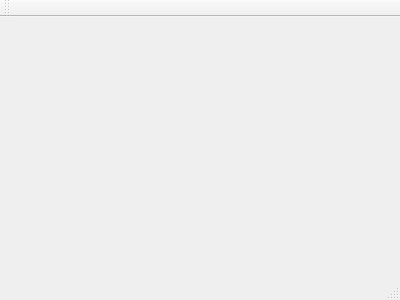
Before: the Qt Designer form platform.ui in polariszz/qtplatform, drawn with Qt 5.
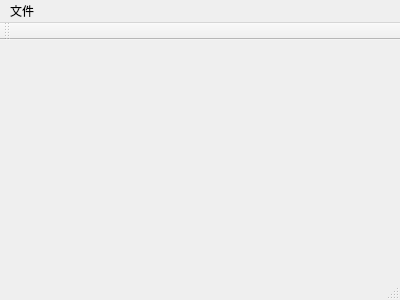
After: the same form once the commit is applied.

```diff
--- a/platform.ui
+++ b/platform.ui
@@ -23,6 +23,14 @@
      <height>23</height>
     </rect>
    </property>
+   <widget class="QMenu" name="menuFile">
+    <property name="title">
+     <string>文件</string>
+    </property>
+    <addaction name="actionNew"/>
+    <addaction name="actionOpen"/>
+   </widget>
+   <addaction name="menuFile"/>
   </widget>
   <widget class="QToolBar" name="mainToolBar">
    <attribute name="toolBarArea">
```
Left out of the diff: 10 changed lines with no effect on the pictures.
